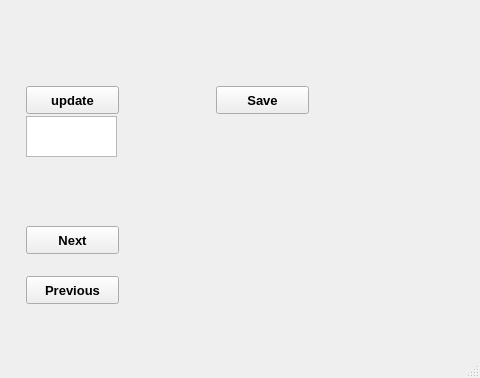
First picture: the form in src/processing/gui2.ui, repository MartinPdeS/OCT_calibration, before the edit; both pictures show x 434 to 914 and y 224 to 602 of the 914 by 602 pixel window.
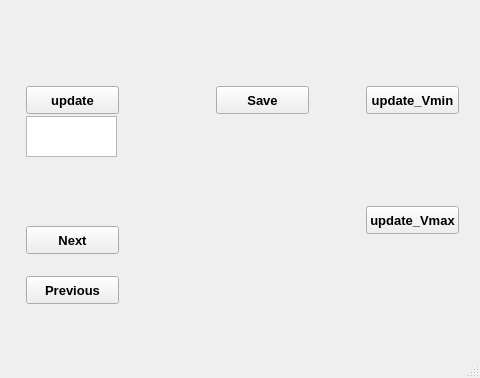
Second picture: the form after the edit. Custom widgets are drawn as their Qt base class.

Diff of the .ui file:
```diff
--- a/src/processing/gui2.ui
+++ b/src/processing/gui2.ui
@@ -44,6 +44,53 @@
      <string>update</string>
     </property>
    </widget>
+
+
+   <widget class="QPushButton" name="Update_Vmin_button">
+    <property name="geometry">
+     <rect>
+      <x>800</x>
+      <y>310</y>
+      <width>93</width>
+      <height>28</height>
+     </rect>
+    </property>
+    <property name="font">
+     <font>
+      <pointsize>10</pointsize>
+      <weight>75</weight>
+      <bold>true</bold>
+     </font>
+    </property>
+    <property name="text">
+     <string>update_Vmin</string>
+    </property>
+   </widget>
+
+
+   <widget class="QPushButton" name="Update_Vmax_button">
+    <property name="geometry">
+     <rect>
+      <x>800</x>
+      <y>430</y>
+      <width>93</width>
+      <height>28</height>
+     </rect>
+    </property>
+    <property name="font">
+     <font>
+      <pointsize>10</pointsize>
+      <weight>75</weight>
+      <bold>true</bold>
+     </font>
+    </property>
+    <property name="text">
+     <string>update_Vmax</string>
+    </property>
+   </widget>
+
+
+
    <widget class="Canvas" name="LP11_widget" native="true">
     <property name="geometry">
      <rect>
```
Left out of the diff: 1 changed line with no effect on the pictures.
